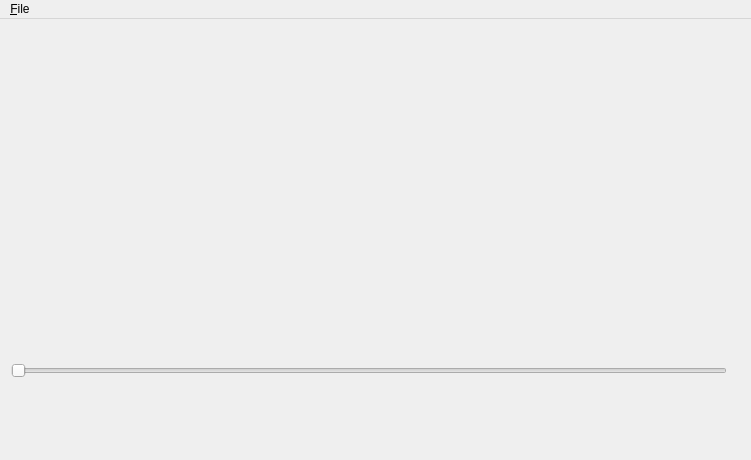
The window that MainWindow.ui (fhunleth/silhouette) describes before a commit, drawn with Qt 5.
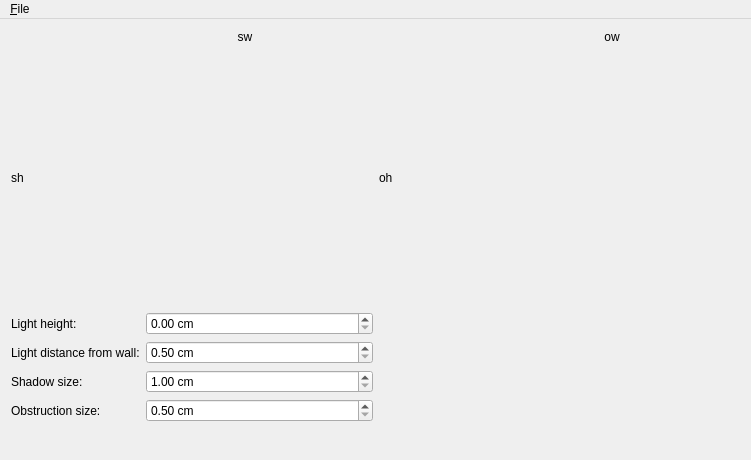
The same window after the commit.

Patch:
```diff
--- a/MainWindow.ui
+++ b/MainWindow.ui
@@ -16,30 +16,28 @@
   <widget class="QWidget" name="centralWidget">
    <layout class="QVBoxLayout" name="verticalLayout_2">
     <item>
-     <layout class="QHBoxLayout" name="horizontalLayout">
-      <item>
-       <widget class="QLabel" name="silhouetteImage">
-        <property name="minimumSize">
-         <size>
-          <width>256</width>
-          <height>256</height>
-         </size>
+     <layout class="QGridLayout" name="gridLayout">
+      <item row="0" column="3">
+       <widget class="QLabel" name="obstructionWidthLabel">
+        <property name="text">
+         <string>ow</string>
         </property>
-        <property name="maximumSize">
-         <size>
-          <width>508</width>
-          <height>512</height>
-         </size>
+        <property name="alignment">
+         <set>Qt::AlignCenter</set>
         </property>
+       </widget>
+      </item>
+      <item row="0" column="1">
+       <widget class="QLabel" name="silhouetteWidthLabel">
         <property name="text">
-         <string>&lt;silhouette&gt;</string>
+         <string>sw</string>
         </property>
-        <property name="scaledContents">
-         <bool>true</bool>
+        <property name="alignment">
+         <set>Qt::AlignCenter</set>
         </property>
        </widget>
       </item>
-      <item>
+      <item row="1" column="3">
        <widget class="QLabel" name="obstructionImage">
         <property name="minimumSize">
          <size>
@@ -61,16 +59,134 @@
         </property>
        </widget>
       </item>
+      <item row="1" column="1">
+       <widget class="QLabel" name="silhouetteImage">
+        <property name="minimumSize">
+         <size>
+          <width>256</width>
+          <height>256</height>
+         </size>
+        </property>
+        <property name="maximumSize">
+         <size>
+          <width>508</width>
+          <height>512</height>
+         </size>
+        </property>
+        <property name="text">
+         <string>&lt;silhouette&gt;</string>
+        </property>
+        <property name="scaledContents">
+         <bool>true</bool>
+        </property>
+       </widget>
+      </item>
+      <item row="1" column="0">
+       <widget class="QLabel" name="silhouetteHeightLabel">
+        <property name="sizePolicy">
+         <sizepolicy hsizetype="Minimum" vsizetype="Preferred">
+          <horstretch>0</horstretch>
+          <verstretch>0</verstretch>
+         </sizepolicy>
+        </property>
+        <property name="text">
+         <string>sh</string>
+        </property>
+       </widget>
+      </item>
+      <item row="1" column="2">
+       <widget class="QLabel" name="obstructionHeightLabel">
+        <property name="text">
+         <string>oh</string>
+        </property>
+       </widget>
+      </item>
      </layout>
     </item>
     <item>
      <layout class="QHBoxLayout" name="horizontalLayout_2">
       <item>
-       <layout class="QVBoxLayout" name="verticalLayout">
-        <item>
-         <widget class="QSlider" name="horizontalSlider">
-          <property name="orientation">
-           <enum>Qt::Horizontal</enum>
+       <layout class="QFormLayout" name="formLayout">
+        <item row="0" column="0">
+         <widget class="QLabel" name="lightHeightCmLabel">
+          <property name="text">
+           <string>Light height:</string>
+          </property>
+         </widget>
+        </item>
+        <item row="0" column="1">
+         <widget class="QDoubleSpinBox" name="lightHeightCmDoubleSpinBox">
+          <property name="suffix">
+           <string> cm</string>
+          </property>
+          <property name="maximum">
+           <double>100.000000000000000</double>
+          </property>
+         </widget>
+        </item>
+        <item row="1" column="0">
+         <widget class="QLabel" name="lightDistanceFromWallCmLabel">
+          <property name="text">
+           <string>Light distance from wall:</string>
+          </property>
+         </widget>
+        </item>
+        <item row="1" column="1">
+         <widget class="QDoubleSpinBox" name="lightDistanceFromWallCmDoubleSpinBox">
+          <property name="suffix">
+           <string> cm</string>
+          </property>
+          <property name="minimum">
+           <double>0.500000000000000</double>
+          </property>
+          <property name="maximum">
+           <double>100.000000000000000</double>
+          </property>
+          <property name="singleStep">
+           <double>0.500000000000000</double>
+          </property>
+         </widget>
+        </item>
+        <item row="2" column="0">
+         <widget class="QLabel" name="silhouetteSizeCmLabel">
+          <property name="text">
+           <string>Shadow size:</string>
+          </property>
+         </widget>
+        </item>
+        <item row="2" column="1">
+         <widget class="QDoubleSpinBox" name="silhouetteSizeCmDoubleSpinBox">
+          <property name="suffix">
+           <string> cm</string>
+          </property>
+          <property name="minimum">
+           <double>1.000000000000000</double>
+          </property>
+          <property name="maximum">
+           <double>1000.000000000000000</double>
+          </property>
+         </widget>
+        </item>
+        <item row="3" column="0">
+         <widget class="QLabel" name="obstructionSizeCmLabel">
+          <property name="text">
+           <string>Obstruction size:</string>
+          </property>
+         </widget>
+        </item>
+        <item row="3" column="1">
+         <widget class="QDoubleSpinBox" name="obstructionSizeCmDoubleSpinBox">
+          <property name="suffix">
+           <string> cm</string>
+          </property>
+          <property name="minimum">
+           <double>0.500000000000000</double>
+          </property>
+          <property name="maximum">
+           <double>100.000000000000000</double>
+          </property>
+          <property name="singleStep">
+           <double>0.500000000000000</double>
           </property>
          </widget>
         </item>
@@ -85,6 +201,19 @@
       </item>
      </layout>
     </item>
+    <item>
+     <spacer name="verticalSpacer">
+      <property name="orientation">
+       <enum>Qt::Vertical</enum>
+      </property>
+      <property name="sizeHint" stdset="0">
+       <size>
+        <width>20</width>
+        <height>40</height>
+       </size>
+      </property>
+     </spacer>
+    </item>
    </layout>
   </widget>
   <widget class="QMenuBar" name="menuBar">
```
Left out of the diff: 2 changed lines with no effect on the pictures.
